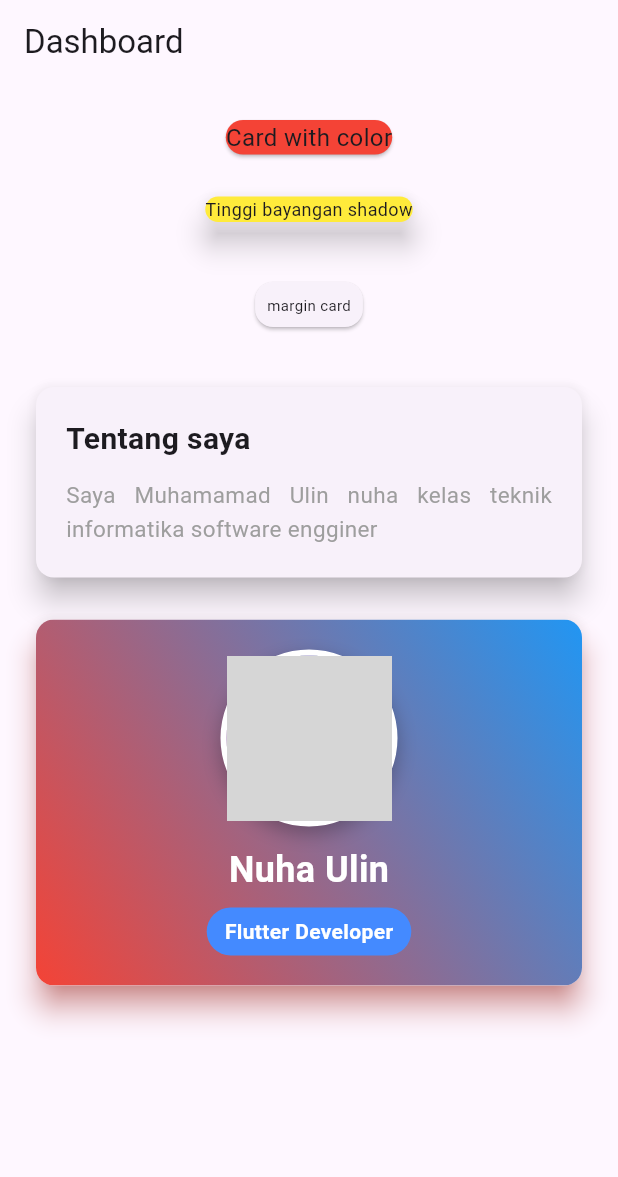
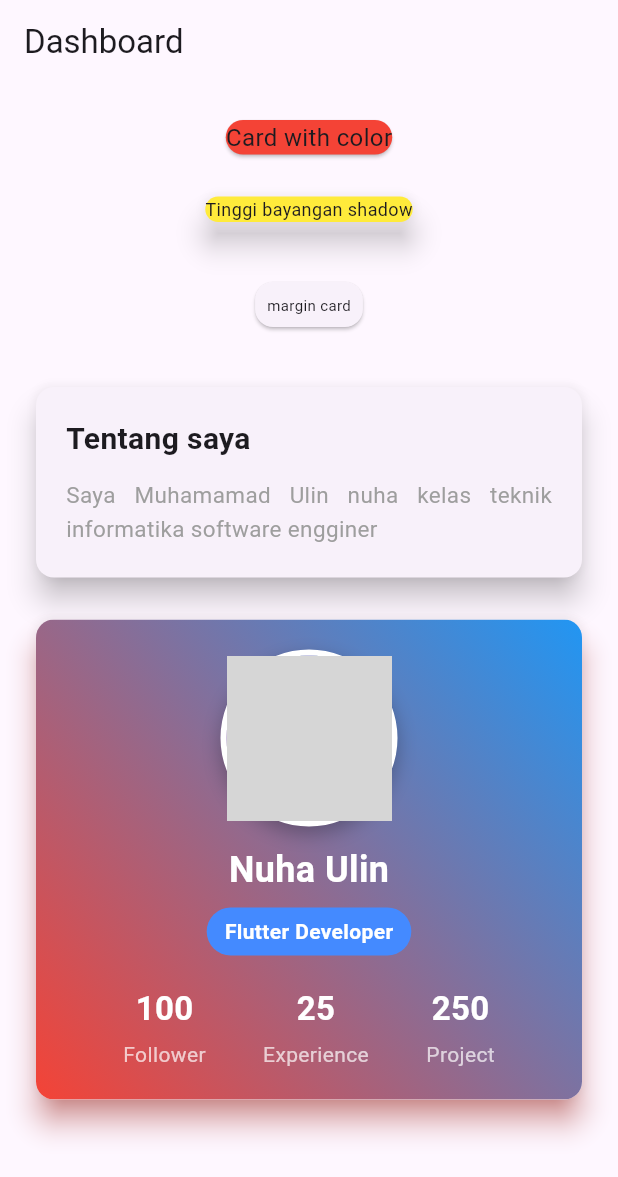
Before and after one commit to Mhmdulinnuha/Tugas-week-8-1123150002-, a Flutter app: the screen it shows after launch, on a phone screen of 412 x 824 dp. Shown: the top 1177 px of the screen. Run offline on Flutter 3.47's test engine with Material 3 defaults, Android fonts, the phone set to English and light mode, and no system bars; grey boxes are pictures that could not be loaded.

Commit message:
membuat 3 baris ( 100 follower , 25 year , 250 project )

```diff
--- a/lib/pages/latihan1_card.dart
+++ b/lib/pages/latihan1_card.dart
@@ -126,6 +126,72 @@ class MyPages extends StatelessWidget {
                             ),
                           ),
                         ),
+
+                        const SizedBox(height: 20),
+
+
+                        Row(
+                          mainAxisAlignment: MainAxisAlignment.spaceEvenly,
+                          children: [
+                            Column(
+                              children: const [
+                                Text(
+                                  "100",
+                                  style: TextStyle(
+                                      fontSize: 22,
+                                      fontWeight: FontWeight.bold,
+                                      color: Colors.white),
+                                ),
+                                SizedBox(height: 5),
+                                Text(
+                                  "Follower",
+                                  style: TextStyle(
+                                    fontSize: 14,
+                                    color: Colors.white70,
+                                  ),
+                                ),
+                              ],
+                            ),
+                            Column(
+                              children: const [
+                                Text(
+                                  "25",
+                                  style: TextStyle(
+                                      fontSize: 22,
+                                      fontWeight: FontWeight.bold,
+                                      color: Colors.white),
+                                ),
+                                SizedBox(height: 5),
+                                Text(
+                                  "Experience",
+                                  style: TextStyle(
+                                    fontSize: 14,
+                                    color: Colors.white70,
+                                  ),
+                                ),
+                              ],
+                            ),
+                            Column(
+                              children: const [
+                                Text(
+                                  "250",
+                                  style: TextStyle(
+                                      fontSize: 22,
+                                      fontWeight: FontWeight.bold,
+                                      color: Colors.white),
+                                ),
+                                SizedBox(height: 5),
+                                Text(
+                                  "Project",
+                                  style: TextStyle(
+                                    fontSize: 14,
+                                    color: Colors.white70,
+                                  ),
+                                ),
+                              ],
+                            ),
+                          ],
+                        ),
                       ],
                     ),
                   ),
```
